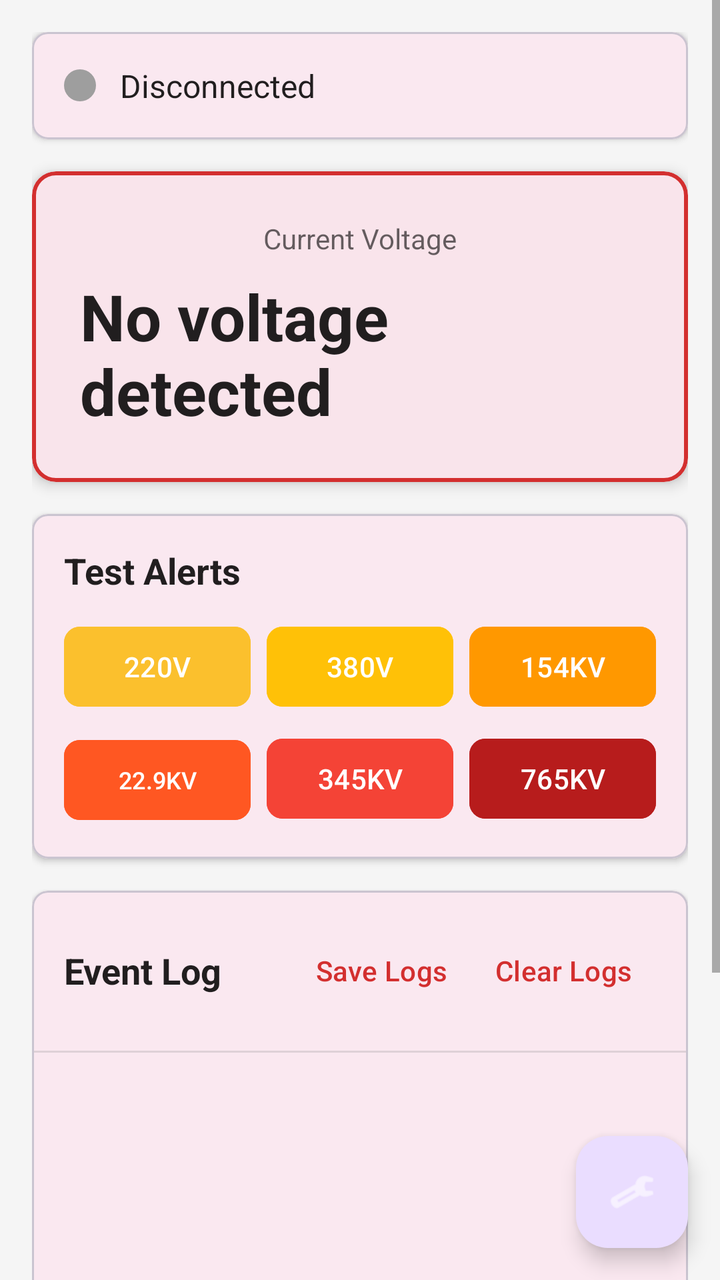
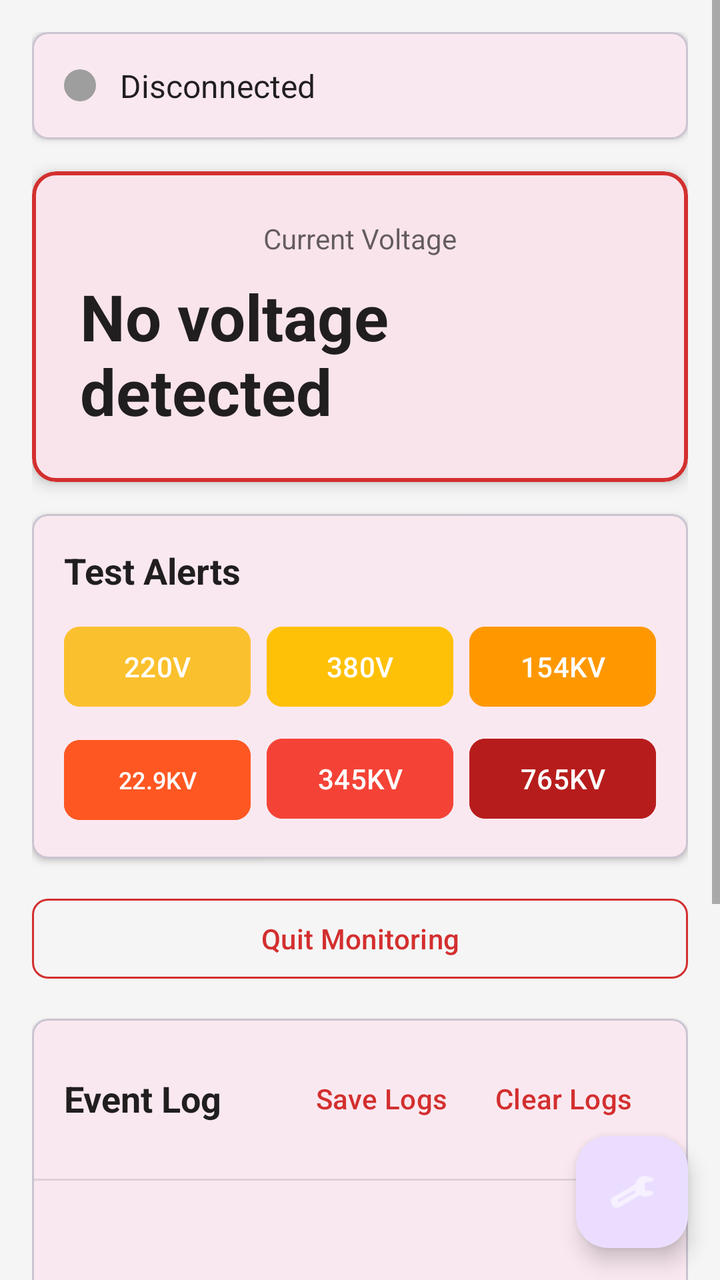

The first picture is an Android layout as it rendered before a commit; the second is the same layout after the commit. The layout source and the unified diff follow.
<!-- AndroidManifest.xml: application theme Theme.VoltageAlert -->
<!-- res/layout/activity_main.xml -->
<?xml version="1.0" encoding="utf-8"?>
<androidx.coordinatorlayout.widget.CoordinatorLayout
    xmlns:android="http://schemas.android.com/apk/res/android"
    xmlns:app="http://schemas.android.com/apk/res-auto"
    android:layout_width="match_parent"
    android:layout_height="match_parent"
    android:background="@color/background_main">

    <ScrollView
        android:layout_width="match_parent"
        android:layout_height="match_parent"
        android:fillViewport="true">

        <LinearLayout
            android:layout_width="match_parent"
            android:layout_height="wrap_content"
            android:orientation="vertical"
            android:padding="16dp">

            
            <com.google.android.material.card.MaterialCardView
                android:layout_width="match_parent"
                android:layout_height="wrap_content"
                android:layout_marginBottom="16dp"
                app:cardElevation="2dp"
                app:cardCornerRadius="8dp">

                <LinearLayout
                    android:layout_width="match_parent"
                    android:layout_height="wrap_content"
                    android:orientation="vertical"
                    android:padding="16dp">

                    <LinearLayout
                        android:layout_width="match_parent"
                        android:layout_height="wrap_content"
                        android:orientation="horizontal"
                        android:gravity="center_vertical">

                        <View
                            android:id="@+id/statusIndicator"
                            android:layout_width="16dp"
                            android:layout_height="16dp"
                            android:layout_marginEnd="12dp"
                            android:background="@drawable/status_indicator"
                            android:backgroundTint="@color/status_disconnected" />

                        <TextView
                            android:id="@+id/tvConnectionStatus"
                            android:layout_width="0dp"
                            android:layout_height="wrap_content"
                            android:layout_weight="1"
                            android:text="@string/status_disconnected"
                            android:textSize="16sp"
                            android:textColor="@color/text_primary" />

                        <Button
                            android:id="@+id/btnScan"
                            android:layout_width="wrap_content"
                            android:layout_height="wrap_content"
                            android:text="Scan"
                            android:textSize="12sp"
                            android:layout_marginEnd="8dp"
                            android:visibility="gone"
                            style="@style/Widget.Material3.Button.OutlinedButton" />

                        <com.google.android.material.switchmaterial.SwitchMaterial
                            android:id="@+id/switchMockMode"
                            android:layout_width="wrap_content"
                            android:layout_height="wrap_content"
                            android:text="Mock"
                            android:textSize="12sp"
                            android:visibility="gone" />
                    </LinearLayout>

                    
                    <TextView
                        android:id="@+id/tvStatusMessage"
                        android:layout_width="match_parent"
                        android:layout_height="wrap_content"
                        android:layout_marginTop="8dp"
                        android:layout_marginStart="28dp"
                        android:textSize="14sp"
                        android:textColor="@color/text_secondary"
                        android:visibility="gone" />
                </LinearLayout>
            </com.google.android.material.card.MaterialCardView>

            
            <com.google.android.material.card.MaterialCardView
                android:id="@+id/voltageCard"
                android:layout_width="match_parent"
                android:layout_height="wrap_content"
                android:layout_marginBottom="16dp"
                app:cardElevation="4dp"
                app:cardCornerRadius="12dp"
                app:strokeWidth="2dp"
                app:strokeColor="@color/danger_red">

                <LinearLayout
                    android:layout_width="match_parent"
                    android:layout_height="wrap_content"
                    android:orientation="vertical"
                    android:padding="24dp"
                    android:gravity="center">

                    <TextView
                        android:layout_width="wrap_content"
                        android:layout_height="wrap_content"
                        android:text="@string/current_voltage"
                        android:textSize="14sp"
                        android:textColor="@color/text_secondary"
                        android:layout_marginBottom="8dp" />

                    <TextView
                        android:id="@+id/tvCurrentVoltage"
                        android:layout_width="wrap_content"
                        android:layout_height="wrap_content"
                        android:text="@string/no_voltage_detected"
                        android:textSize="32sp"
                        android:textStyle="bold"
                        android:textColor="@color/text_primary" />
                </LinearLayout>
            </com.google.android.material.card.MaterialCardView>

            
            <com.google.android.material.card.MaterialCardView
                android:layout_width="match_parent"
                android:layout_height="wrap_content"
                android:layout_marginBottom="16dp"
                app:cardElevation="2dp"
                app:cardCornerRadius="8dp">

                <LinearLayout
                    android:layout_width="match_parent"
                    android:layout_height="wrap_content"
                    android:orientation="vertical"
                    android:padding="16dp">

                    <TextView
                        android:layout_width="wrap_content"
                        android:layout_height="wrap_content"
                        android:text="@string/test_alerts"
                        android:textSize="18sp"
                        android:textStyle="bold"
                        android:textColor="@color/text_primary"
                        android:layout_marginBottom="12dp" />

                    <LinearLayout
                        android:layout_width="match_parent"
                        android:layout_height="wrap_content"
                        android:orientation="horizontal"
                        android:weightSum="3"
                        android:layout_marginBottom="8dp">

                        <com.google.android.material.button.MaterialButton
                            android:id="@+id/btnTest220V"
                            android:layout_width="0dp"
                            android:layout_height="wrap_content"
                            android:layout_weight="1"
                            android:layout_marginEnd="4dp"
                            android:text="220V"
                            android:backgroundTint="#FBC02D"
                            app:cornerRadius="8dp" />

                        <com.google.android.material.button.MaterialButton
                            android:id="@+id/btnTest380V"
                            android:layout_width="0dp"
                            android:layout_height="wrap_content"
                            android:layout_weight="1"
                            android:layout_marginStart="4dp"
                            android:layout_marginEnd="4dp"
                            android:text="380V"
                            android:backgroundTint="#FFC107"
                            app:cornerRadius="8dp" />

                        <com.google.android.material.button.MaterialButton
                            android:id="@+id/btnTest154KV"
                            android:layout_width="0dp"
                            android:layout_height="wrap_content"
                            android:layout_weight="1"
                            android:layout_marginStart="4dp"
                            android:text="154KV"
                            android:backgroundTint="#FF9800"
                            app:cornerRadius="8dp" />
                    </LinearLayout>

                    <LinearLayout
                        android:layout_width="match_parent"
                        android:layout_height="wrap_content"
                        android:orientation="horizontal"
                        android:weightSum="3">

                        <com.google.android.material.button.MaterialButton
                            android:id="@+id/btnTest229KV"
                            android:layout_width="0dp"
                            android:layout_height="wrap_content"
                            android:layout_weight="1"
                            android:layout_marginEnd="4dp"
                            android:text="22.9KV"
                            android:textSize="12sp"
                            android:backgroundTint="#FF5722"
                            app:cornerRadius="8dp" />

                        <com.google.android.material.button.MaterialButton
                            android:id="@+id/btnTest345KV"
                            android:layout_width="0dp"
                            android:layout_height="wrap_content"
                            android:layout_weight="1"
                            android:layout_marginStart="4dp"
                            android:layout_marginEnd="4dp"
                            android:text="345KV"
                            android:backgroundTint="#F44336"
                            app:cornerRadius="8dp" />

                        <com.google.android.material.button.MaterialButton
                            android:id="@+id/btnTest765KV"
                            android:layout_width="0dp"
                            android:layout_height="wrap_content"
                            android:layout_weight="1"
                            android:layout_marginStart="4dp"
                            android:text="765KV"
                            android:backgroundTint="#B71C1C"
                            app:cornerRadius="8dp" />
                    </LinearLayout>
                </LinearLayout>
            </com.google.android.material.card.MaterialCardView>

            
            <com.google.android.material.card.MaterialCardView
                android:layout_width="match_parent"
                android:layout_height="wrap_content"
                app:cardElevation="2dp"
                app:cardCornerRadius="8dp">

                <LinearLayout
                    android:layout_width="match_parent"
                    android:layout_height="wrap_content"
                    android:orientation="vertical">

                    
                    <LinearLayout
                        android:layout_width="match_parent"
                        android:layout_height="wrap_content"
                        android:orientation="horizontal"
                        android:padding="16dp"
                        android:gravity="center_vertical">

                        <TextView
                            android:layout_width="0dp"
                            android:layout_height="wrap_content"
                            android:layout_weight="1"
                            android:text="@string/event_log"
                            android:textSize="18sp"
                            android:textStyle="bold"
                            android:textColor="@color/text_primary" />

                        <com.google.android.material.button.MaterialButton
                            android:id="@+id/btnSaveLogs"
                            android:layout_width="wrap_content"
                            android:layout_height="wrap_content"
                            android:text="@string/save_logs"
                            style="@style/Widget.Material3.Button.TextButton" />

                        <com.google.android.material.button.MaterialButton
                            android:id="@+id/btnClearLogs"
                            android:layout_width="wrap_content"
                            android:layout_height="wrap_content"
                            android:text="@string/clear_logs"
                            style="@style/Widget.Material3.Button.TextButton"
                            android:textColor="@color/danger_red" />
                    </LinearLayout>

                    <View
                        android:layout_width="match_parent"
                        android:layout_height="1dp"
                        android:background="@color/status_disconnected"
                        android:alpha="0.3" />

                    
                    <androidx.recyclerview.widget.RecyclerView
                        android:id="@+id/rvEventLog"
                        android:layout_width="match_parent"
                        android:layout_height="300dp"
                        android:padding="8dp"
                        android:clipToPadding="false" />

                    
                    <TextView
                        android:id="@+id/tvEmptyState"
                        android:layout_width="match_parent"
                        android:layout_height="300dp"
                        android:text="@string/no_logs"
                        android:gravity="center"
                        android:textSize="16sp"
                        android:textColor="@color/text_secondary"
                        android:visibility="gone" />
                </LinearLayout>
            </com.google.android.material.card.MaterialCardView>
        </LinearLayout>
    </ScrollView>

    
    <com.google.android.material.floatingactionbutton.FloatingActionButton
        android:id="@+id/fabSettings"
        android:layout_width="wrap_content"
        android:layout_height="wrap_content"
        android:layout_gravity="bottom|end"
        android:layout_margin="16dp"
        android:contentDescription="@string/settings"
        app:srcCompat="@android:drawable/ic_menu_preferences"
        app:tint="@color/white" />

</androidx.coordinatorlayout.widget.CoordinatorLayout>
<!-- resources referenced by this layout -->
<resources>
  <color name="background_main">#FFF5F5F5</color>
  <color name="danger_red">#FFD32F2F</color>
  <color name="status_disconnected">#FF9E9E9E</color>
  <color name="text_primary">#DE000000</color>
  <color name="text_secondary">#99000000</color>
  <color name="white">#FFFFFFFF</color>
  <!-- drawable status_indicator (drawable) -->
  <?xml version="1.0" encoding="utf-8"?>
  <shape xmlns:android="http://schemas.android.com/apk/res/android"
      android:shape="oval">
      <solid android:color="@color/status_disconnected" />
      <size android:width="16dp" android:height="16dp" />
  </shape>
  <string name="clear_logs">Clear Logs</string>
  <string name="current_voltage">Current Voltage</string>
  <string name="event_log">Event Log</string>
  <string name="no_logs">No events recorded</string>
  <string name="no_voltage_detected">No voltage detected</string>
  <string name="save_logs">Save Logs</string>
  <string name="settings">Settings</string>
  <string name="status_disconnected">Disconnected</string>
  <string name="test_alerts">Test Alerts</string>
  <style name="Theme.VoltageAlert" parent="Theme.Material3.Light">
          <item name="colorPrimary">@color/danger_red</item>
          <item name="colorPrimaryVariant">@color/danger_red_dark</item>
          <item name="colorOnPrimary">@color/white</item>
  
          <item name="colorSecondary">@color/warning_yellow</item>
          <item name="colorOnSecondary">@color/black</item>
  
          <item name="android:windowBackground">@color/background_main</item>
          <item name="android:textColorPrimary">@color/text_primary</item>
          <item name="android:textColorSecondary">@color/text_secondary</item>
      </style>
  <color name="danger_red_dark">#FFC62828</color>
  <color name="warning_yellow">#FFFBC02D</color>
  <color name="black">#FF000000</color>
</resources>

<!-- the commit's change to res/layout/activity_main.xml (unified diff, before → after) -->
@@ -225,6 +225,18 @@
                     </LinearLayout>
                 </LinearLayout>
             </com.google.android.material.card.MaterialCardView>
+
+            
+            <com.google.android.material.button.MaterialButton
+                android:id="@+id/btnQuit"
+                android:layout_width="match_parent"
+                android:layout_height="wrap_content"
+                android:layout_marginBottom="16dp"
+                android:text="@string/quit_app"
+                android:textColor="@color/danger_red"
+                style="@style/Widget.Material3.Button.OutlinedButton"
+                app:strokeColor="@color/danger_red"
+                app:cornerRadius="8dp" />
 
             
             <com.google.android.material.card.MaterialCardView
<!-- resource entries referenced after the edit -->
@@ -18,6 +18,7 @@
   <string name="event_log">Event Log</string>
   <string name="no_logs">No events recorded</string>
   <string name="no_voltage_detected">No voltage detected</string>
+  <string name="quit_app">Quit Monitoring</string>
   <string name="save_logs">Save Logs</string>
   <string name="settings">Settings</string>
   <string name="status_disconnected">Disconnected</string>
